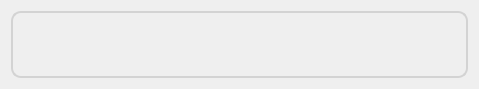
RetroShare/RetroShare, file retroshare-gui/src/gui/PhotoShare/PhotoCommentItem.ui: the form before one commit.
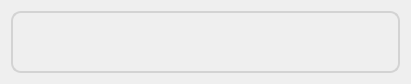
The form after the commit.

Commit message: Message Synchronisation now supported by photoshare (photo and comments sync) Photoshare UI now functional - subscribing to an album enables message sync - TokenQueue now operate with FIFO stack to prevent overlap in request completion - photos are now load on demand as with comments - fixed some noddy bugs (subscribe flag initialises incorrectly)

```diff
--- a/retroshare-gui/src/gui/PhotoShare/PhotoCommentItem.ui
+++ b/retroshare-gui/src/gui/PhotoShare/PhotoCommentItem.ui
@@ -6,8 +6,8 @@
    <rect>
     <x>0</x>
     <y>0</y>
-    <width>479</width>
-    <height>89</height>
+    <width>411</width>
+    <height>84</height>
    </rect>
   </property>
   <property name="windowTitle">
@@ -16,6 +16,18 @@
   <layout class="QVBoxLayout" name="verticalLayout_2">
    <item>
     <widget class="QFrame" name="expandFrame">
+     <property name="sizePolicy">
+      <sizepolicy hsizetype="Preferred" vsizetype="Fixed">
+       <horstretch>0</horstretch>
+       <verstretch>0</verstretch>
+      </sizepolicy>
+     </property>
+     <property name="maximumSize">
+      <size>
+       <width>400</width>
+       <height>71</height>
+      </size>
+     </property>
      <property name="styleSheet">
       <string notr="true">QFrame#expandFrame{border: 2px solid #D3D3D3;
 background-color: qlineargradient(x1:0, y1:0, x2:0, y2:1, 
```
The commit also changes 11 other files.
